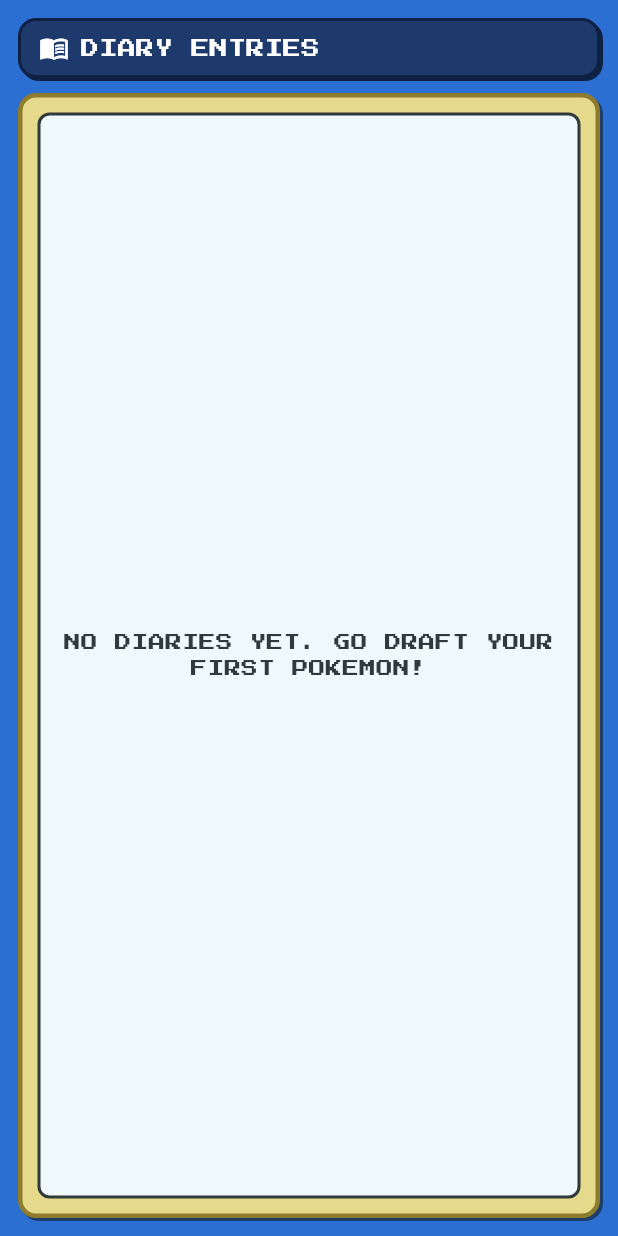
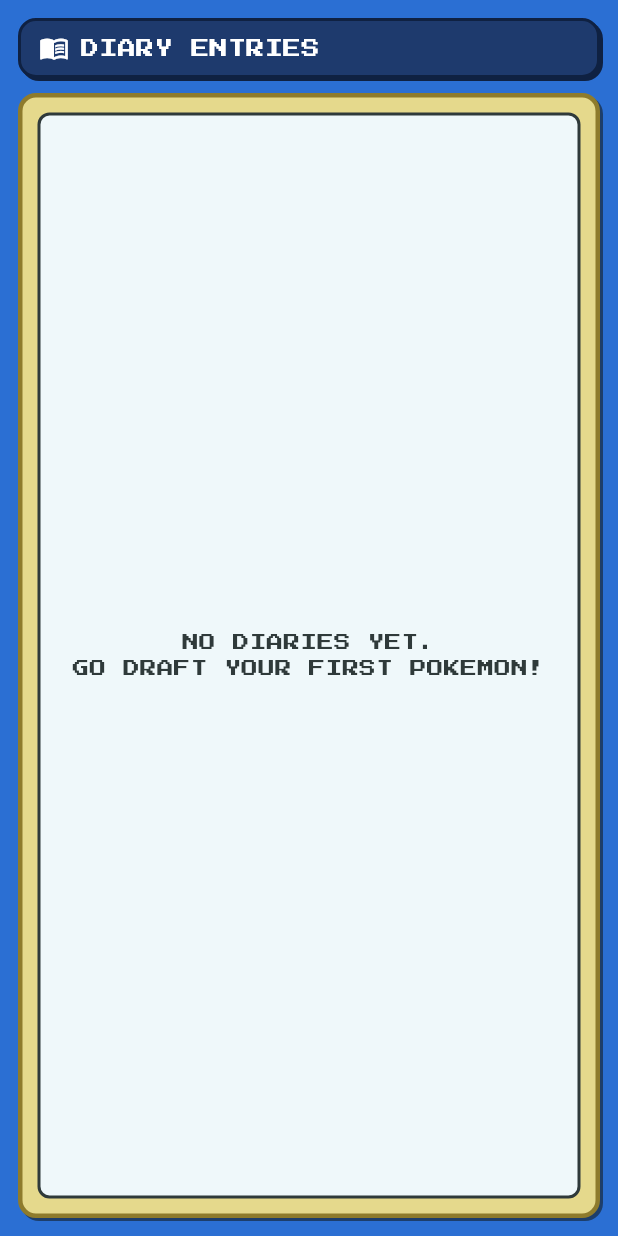
Before and after one commit to madcamp-2025w-week1/pokemon_diary, a Flutter app: the DiaryScreen widget shown alone on an empty page, opened directly, on a phone screen of 412 x 824 dp. Run offline on Flutter 3.47's test engine with Material 3 defaults, Android fonts, the phone set to English and light mode, and no system bars; our stand-ins replace audioplayers, cached_network_image, csv, google_fonts, lottie, shared_preferences and 1 more; accounts and stored records are empty.

Commit message:
fixed translation in screen_diary

```diff
--- a/lib/screens/screen_diary.dart
+++ b/lib/screens/screen_diary.dart
@@ -15,7 +15,6 @@
 }
 
 class _DiaryScreenState extends State<DiaryScreen> {
-  // Kept at 84 for the compact look
   static const double _itemExtent = 72;
   final ScrollController _scrollController = ScrollController();
   int _selectedIndex = 0;
@@ -29,10 +28,11 @@
   @override
   Widget build(BuildContext context) {
     final diaryProvider = context.watch<DiaryProvider>();
+    // Need access to PokedexProvider for icon logic (from previous request)
+    final pokedexProvider = context.watch<PokedexProvider>();
+    final settings = context.watch<SettingsProvider>(); // WATCH SETTINGS
+
     final diaries = diaryProvider.diaries;
-
-    // Watch settings to localize
-    final settings = context.watch<SettingsProvider>();
 
     final pixelText = GoogleFonts.pressStart2p(
       fontSize: 11,
@@ -49,12 +49,12 @@
           color: const Color(0xFF2B6FD3),
           child: Column(
             children: [
-              _buildHeader(pixelText),
+              _buildHeader(pixelText, settings),
               const SizedBox(height: 10),
               Expanded(
                 child: Padding(
                   padding: const EdgeInsets.symmetric(horizontal: 12),
-                  child: _buildEmptyDetailPanel(),
+                  child: _buildEmptyDetailPanel(settings),
                 ),
               ),
               const SizedBox(height: 12),
@@ -80,7 +80,7 @@
         color: const Color(0xFF2B6FD3),
         child: Column(
           children: [
-            _buildHeader(pixelText),
+            _buildHeader(pixelText, settings),
             const SizedBox(height: 10),
             Expanded(
               child: Padding(
@@ -89,7 +89,7 @@
                   children: [
                     Expanded(
                       flex: 3,
-                      child: _buildDetailPanel(selectedDiary, pixelText),
+                      child: _buildDetailPanel(selectedDiary, pixelText, pokedexProvider, settings),
                     ),
                     const SizedBox(height: 12),
                     Expanded(
@@ -107,7 +107,7 @@
     );
   }
 
-  Widget _buildHeader(TextStyle pixelText) {
+  Widget _buildHeader(TextStyle pixelText, SettingsProvider settings) {
     return Container(
       margin: const EdgeInsets.fromLTRB(12, 12, 12, 0),
       padding: const EdgeInsets.symmetric(horizontal: 12, vertical: 8),
@@ -128,7 +128,7 @@
           const Icon(Icons.menu_book, color: Colors.white, size: 20),
           const SizedBox(width: 8),
           Text(
-            'DIARY ENTRIES',
+            settings.getText('DIARY_ENTRIES'), // Localized
             style: pixelText.copyWith(color: Colors.white, fontSize: 12),
           ),
         ],
@@ -136,7 +136,7 @@
     );
   }
 
-  Widget _buildDetailPanel(Diary diary, TextStyle pixelText) {
+  Widget _buildDetailPanel(Diary diary, TextStyle pixelText, PokedexProvider pokedex, SettingsProvider settings) {
     return Container(
       width: double.infinity,
       padding: const EdgeInsets.all(10),
@@ -164,7 +164,7 @@
                 const SizedBox(width: 8),
                 Expanded(
                   child: Text(
-                    "Date ${DateHelper.formatShortDateFromString(diary.date)}",
+                    "${settings.getText('DATE_LABEL')} ${DateHelper.formatShortDateFromString(diary.date)}",
                     style: pixelText.copyWith(fontSize: 12),
                   ),
                 ),
@@ -176,9 +176,7 @@
               child: Stack(
                 children: [
                   Positioned.fill(
-                    child: CustomPaint(
-                      painter: LinedPaperPainter(),
-                    ),
+                    child: CustomPaint(painter: LinedPaperPainter()),
                   ),
                   Positioned.fill(
                     child: Padding(
@@ -200,7 +198,7 @@
     );
   }
 
-  Widget _buildEmptyDetailPanel() {
+  Widget _buildEmptyDetailPanel(SettingsProvider settings) {
     final pixelText = GoogleFonts.pressStart2p(
       fontSize: 11,
       color: const Color(0xFF2F3A3A),
@@ -213,9 +211,7 @@
         color: const Color(0xFFE5D98C),
         borderRadius: BorderRadius.circular(12),
         border: Border.all(color: const Color(0xFF8E7B2C), width: 3),
-        boxShadow: const [
-          BoxShadow(color: Color(0xFF1D3E6B), offset: Offset(2, 2), blurRadius: 0),
-        ],
+        boxShadow: const [BoxShadow(color: Color(0xFF1D3E6B), offset: Offset(2, 2), blurRadius: 0)],
       ),
       child: Container(
         padding: const EdgeInsets.all(12),
@@ -226,7 +222,7 @@
         ),
         child: Center(
           child: Text(
-            'NO DIARIES YET. GO DRAFT YOUR FIRST POKEMON!',
+            settings.getText('NO_DIARIES'), // Localized
             textAlign: TextAlign.center,
             style: pixelText.copyWith(height: 1.5),
           ),
@@ -235,6 +231,8 @@
     );
   }
 
+  // ... _buildListPanel, _DiaryListItem (Unchanged except using context.read<Settings> if needed, but not critical)
+  // Re-pasting _buildListPanel for completeness to ensure no syntax errors
   Widget _buildListPanel(List<Diary> diaries, TextStyle pixelText) {
     return Container(
       padding: const EdgeInsets.all(8),
@@ -294,10 +292,8 @@
     );
   }
 
-  // --- HELPER FOR DETAIL PANEL (Also updated) ---
   Widget _buildPokemonIcon(int pokemonId, double size) {
-    // Also use the specialized widget logic here to ensure detail panel icon matches list icons
-    return _DiaryIcon(pokemonId: pokemonId, size: size);
+    return _DiaryIcon(pokemonId: pokemonId, size:size);
   }
 
   Widget _buildSentimentBadge(String sentiment, TextStyle pixelText) {
@@ -353,11 +349,7 @@
                     width: isSelected ? 2 : 1,
                   ),
                   boxShadow: const [
-                    BoxShadow(
-                      color: Color(0xFF1D3E6B),
-                      offset: Offset(1, 1),
-                      blurRadius: 0,
-                    ),
+                    BoxShadow(color: Color(0xFF1D3E6B), offset: Offset(1, 1), blurRadius: 0),
                   ],
                 ),
                 child: Column(
@@ -426,7 +418,6 @@
   }
 }
 
-// --- UPDATED DIARY ICON ---
 class _DiaryIcon extends StatelessWidget {
   final int pokemonId;
   final double size;
```
